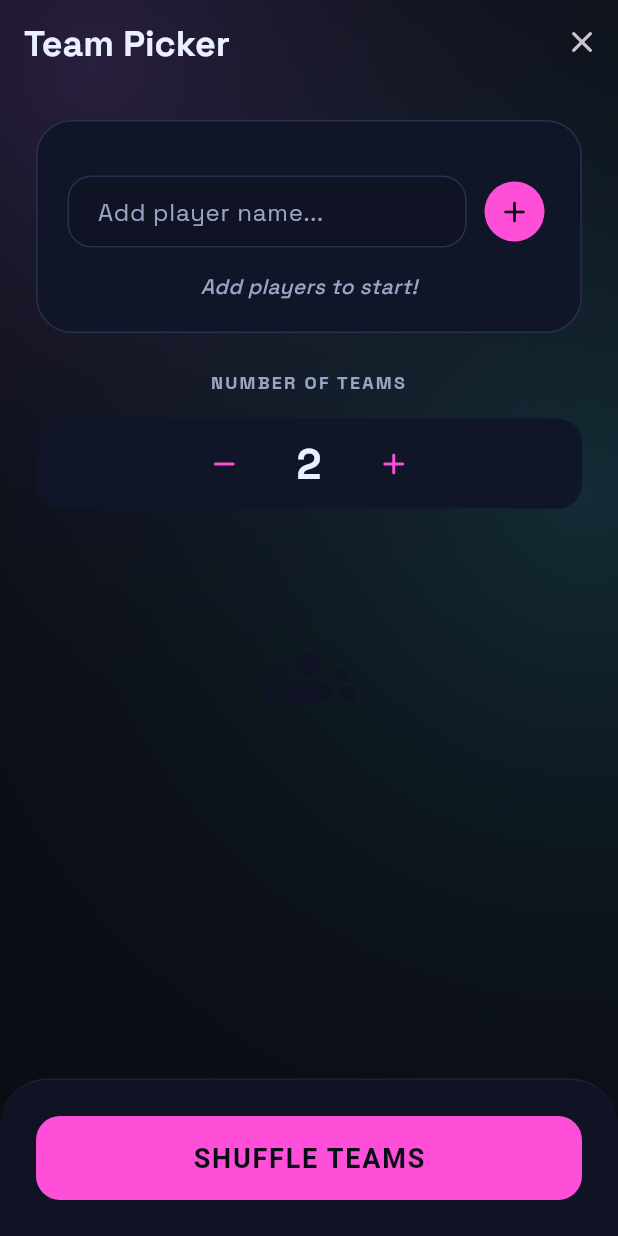
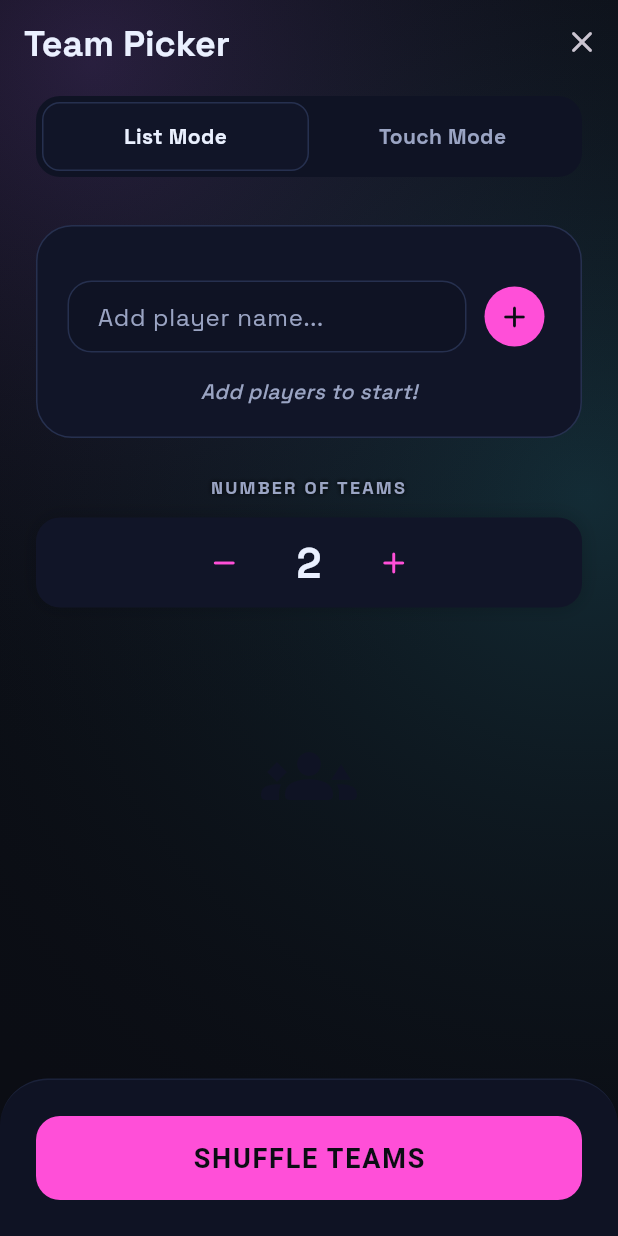
Before and after one commit to Mvrancic/Randomzzz, a Flutter app: the TeamPickerScreen screen opened by its route, on a phone screen of 412 x 824 dp. Run offline on Flutter 3.47's test engine with Material 3 defaults, Android fonts, the phone set to English and light mode, and no system bars; our stand-ins replace flutter_animate, flutter_riverpod, go_router, google_fonts.

Commit message:
New Feature: Chwazi like team picker mode

```diff
--- a/rollkit/lib/features/teams/data/team_picker_controller.dart
+++ b/rollkit/lib/features/teams/data/team_picker_controller.dart
@@ -47,6 +47,10 @@ class TeamPickerController extends StateNotifier<TeamPickerState> {
     state = state.copyWith(usePlayers: value);
   }
 
+  void toggleTouchMode(bool value) {
+    state = state.copyWith(isTouchMode: value);
+  }
+
   void generateTeams() {
     List<String> sourcePlayers;
 
--- a/rollkit/lib/features/teams/domain/team_picker_state.dart
+++ b/rollkit/lib/features/teams/domain/team_picker_state.dart
@@ -3,12 +3,14 @@ class TeamPickerState {
   final int teamCount;
   final List<List<String>>? teams;
   final bool usePlayers; // If true, uses global players from Game Night mode
+  final bool isTouchMode;
 
   const TeamPickerState({
     this.manualPlayers = const [],
     this.teamCount = 2,
     this.teams,
     this.usePlayers = false,
+    this.isTouchMode = false,
   });
 
   factory TeamPickerState.initial() {
@@ -20,12 +22,14 @@ class TeamPickerState {
     int? teamCount,
     List<List<String>>? teams,
     bool? usePlayers,
+    bool? isTouchMode,
   }) {
     return TeamPickerState(
       manualPlayers: manualPlayers ?? this.manualPlayers,
       teamCount: teamCount ?? this.teamCount,
       teams: teams ?? this.teams,
       usePlayers: usePlayers ?? this.usePlayers,
+      isTouchMode: isTouchMode ?? this.isTouchMode,
     );
   }
 }
--- a/rollkit/lib/features/teams/presentation/team_picker_screen.dart
+++ b/rollkit/lib/features/teams/presentation/team_picker_screen.dart
@@ -5,6 +5,8 @@ import '../../../../core/theme/colors.dart';
 import '../../../../shared/widgets/neon_scaffold.dart';
 import '../../players/data/players_controller.dart';
 import '../data/team_picker_controller.dart';
+import 'widgets/finger_picker_widget.dart';
+import 'widgets/team_count_selector.dart';
 
 class TeamPickerScreen extends ConsumerStatefulWidget {
   const TeamPickerScreen({super.key});
@@ -40,6 +42,83 @@ class _TeamPickerScreenState extends ConsumerState<TeamPickerScreen> {
       ],
       child: Column(
         children: [
+          // Mode Toggle
+          Container(
+            margin: const EdgeInsets.fromLTRB(24, 8, 24, 8),
+            padding: const EdgeInsets.all(4),
+            decoration: BoxDecoration(
+              color: AppColors.panel2,
+              borderRadius: BorderRadius.circular(16),
+            ),
+            child: Row(
+              children: [
+                Expanded(
+                  child: GestureDetector(
+                    onTap: () => controller.toggleTouchMode(false),
+                    child: Container(
+                      padding: const EdgeInsets.symmetric(vertical: 12),
+                      decoration: BoxDecoration(
+                        color: !state.isTouchMode ? AppColors.panel : Colors.transparent,
+                        borderRadius: BorderRadius.circular(12),
+                        border: !state.isTouchMode ? Border.all(color: AppColors.border) : null,
+                      ),
+                      alignment: Alignment.center,
+                      child: Text(
+                        'List Mode',
+                        style: TextStyle(
+                          color: !state.isTouchMode ? AppColors.text : AppColors.muted,
+                          fontWeight: FontWeight.bold,
+                        ),
+                      ),
+                    ),
+                  ),
+                ),
+                Expanded(
+                  child: GestureDetector(
+                    onTap: () => controller.toggleTouchMode(true),
+                    child: Container(
+                      padding: const EdgeInsets.symmetric(vertical: 12),
+                      decoration: BoxDecoration(
+                        color: state.isTouchMode ? AppColors.panel : Colors.transparent,
+                        borderRadius: BorderRadius.circular(12),
+                        border: state.isTouchMode ? Border.all(color: AppColors.neonCyan) : null,
+                      ),
+                      alignment: Alignment.center,
+                      child: Text(
+                        'Touch Mode',
+                        style: TextStyle(
+                          color: state.isTouchMode ? AppColors.neonCyan : AppColors.muted,
+                          fontWeight: FontWeight.bold,
+                        ),
+                      ),
+                    ),
+                  ),
+                ),
+              ],
+            ),
+          ),
+
+          if (state.isTouchMode)
+            Expanded(
+              child: Stack(
+                children: [
+                  FingerPickerWidget(
+                    teamCount: state.teamCount,
+                    onTeamsGenerated: (_) {}, // Visual only
+                  ),
+                  Positioned(
+                    bottom: 40,
+                    left: 24,
+                    right: 24,
+                    child: TeamCountSelector(
+                      count: state.teamCount,
+                      onChanged: controller.setTeamCount,
+                    ),
+                  ),
+                ],
+              ),
+            )
+          else
             Expanded(
               child: SingleChildScrollView(
                 padding: const EdgeInsets.all(24),
@@ -155,48 +234,9 @@ class _TeamPickerScreenState extends ConsumerState<TeamPickerScreen> {
                     const SizedBox(height: 24),
 
                     // Team Count Selection
-                  const Text(
-                    'NUMBER OF TEAMS',
-                    textAlign: TextAlign.center,
-                    style: TextStyle(
-                      color: AppColors.muted,
-                      fontSize: 12,
-                      fontWeight: FontWeight.bold,
-                      letterSpacing: 1.5
-                    ),
-                  ),
-                  const SizedBox(height: 16),
-                  Container(
-                     height: 60,
-                     decoration: BoxDecoration(
-                       color: AppColors.panel,
-                       borderRadius: BorderRadius.circular(16),
-                     ),
-                     child: Row(
-                       mainAxisAlignment: MainAxisAlignment.center,
-                       children: [
-                         IconButton(
-                           onPressed: () => controller.setTeamCount(state.teamCount - 1),
-                           icon: const Icon(Icons.remove_rounded),
-                           color: AppColors.neonPink,
-                         ),
-                         const SizedBox(width: 24),
-                         Text(
-                           state.teamCount.toString(),
-                           style: const TextStyle(
-                             fontSize: 28,
-                             fontWeight: FontWeight.bold,
-                             color: AppColors.text,
-                           ),
-                         ),
-                          const SizedBox(width: 24),
-                          IconButton(
-                           onPressed: () => controller.setTeamCount(state.teamCount + 1),
-                           icon: const Icon(Icons.add_rounded),
-                           color: AppColors.neonPink,
-                         ),
-                       ],
-                     ),
+                    TeamCountSelector(
+                      count: state.teamCount,
+                      onChanged: controller.setTeamCount
                     ),
 
                     const SizedBox(height: 32),
@@ -274,7 +314,8 @@ class _TeamPickerScreenState extends ConsumerState<TeamPickerScreen> {
               ),
             ),
 
-          // Generate Button
+          // Generate Button (Only in List Mode)
+          if (!state.isTouchMode)
             Container(
               padding: const EdgeInsets.all(24),
               decoration: BoxDecoration(
--- /dev/null
+++ b/rollkit/lib/features/teams/presentation/widgets/team_count_selector.dart
@@ -0,0 +1,69 @@
+import 'package:flutter/material.dart';
+import '../../../../core/theme/colors.dart';
+
+class TeamCountSelector extends StatelessWidget {
+  final int count;
+  final Function(int) onChanged;
+
+  const TeamCountSelector({
+    super.key,
+    required this.count,
+    required this.onChanged
+  });
+
+  @override
+  Widget build(BuildContext context) {
+    return Column(
+      mainAxisSize: MainAxisSize.min,
+      children: [
+        const Text(
+          'NUMBER OF TEAMS',
+          textAlign: TextAlign.center,
+          style: TextStyle(
+            color: AppColors.muted,
+            fontSize: 12,
+            fontWeight: FontWeight.bold,
+            letterSpacing: 1.5,
+            shadows: [Shadow(color: Colors.black, blurRadius: 4)],
+          ),
+        ),
+        const SizedBox(height: 12),
+        Container(
+           height: 60,
+           decoration: BoxDecoration(
+             color: AppColors.panel,
+             borderRadius: BorderRadius.circular(16),
+             boxShadow: [
+               BoxShadow(color: Colors.black.withValues(alpha: 0.2), blurRadius: 10),
+             ],
+           ),
+           child: Row(
+             mainAxisAlignment: MainAxisAlignment.center,
+             children: [
+               IconButton(
+                 onPressed: () => onChanged(count - 1),
+                 icon: const Icon(Icons.remove_rounded),
+                 color: AppColors.neonPink,
+               ),
+               const SizedBox(width: 24),
+               Text(
+                 count.toString(),
+                 style: const TextStyle(
+                   fontSize: 28,
+                   fontWeight: FontWeight.bold,
+                   color: AppColors.text,
+                 ),
+               ),
+                const SizedBox(width: 24),
+                IconButton(
+                 onPressed: () => onChanged(count + 1),
+                 icon: const Icon(Icons.add_rounded),
+                 color: AppColors.neonPink,
+               ),
+             ],
+           ),
+        ),
+      ],
+    );
+  }
+}
```
Also changed, not shown: rollkit/lib/features/teams/presentation/widgets/finger_picker_widget.dart (added, +227 -0 lines). Lines whose indentation alone changed are shown as unchanged.
